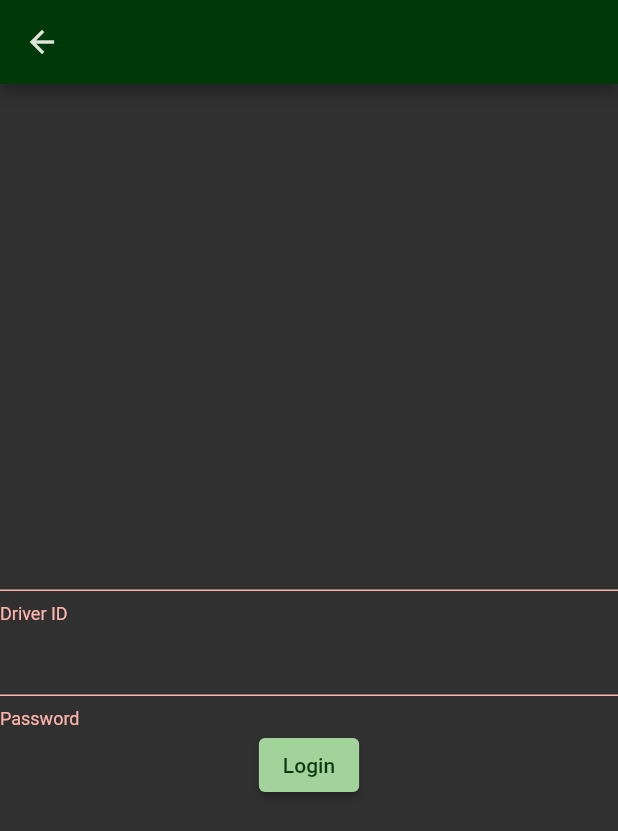
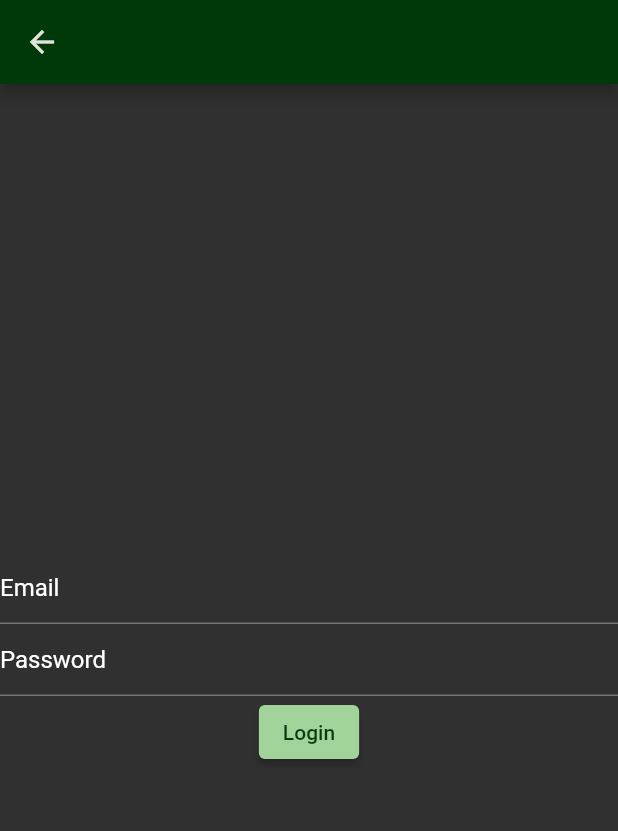
Before and after one commit to GruntWorkGames/riverpod_test, a Flutter app: the AuthPage screen opened directly, after a tap on "Login", on a phone screen of 412 x 824 dp. Shown: the top 831 px of the screen. Run offline on Flutter 3.47's test engine with Material 2 defaults, Android fonts, the phone set to English and light mode, and no system bars; our stand-ins replace flutter_cache_manager, flutter_riverpod; missing offline and left inert: pdf_viewer_plugin.

Commit message:
riverpod and auth page working

```diff
--- a/lib/auth_page.dart
+++ b/lib/auth_page.dart
@@ -1,17 +1,35 @@
 // ignore_for_file: must_be_immutable
 
-import 'dart:io';
 import 'package:flutter/material.dart';
 import 'package:flutter_riverpod/flutter_riverpod.dart';
-import 'package:http/http.dart';
 
 final formKey = GlobalKey<FormState>();
+
+class EmailNotifier extends StateNotifier<String> {
+  EmailNotifier() : super("Email");
+  void setEmail(String email) {
+    state = email;
+  }
+}
+
+class PasswordNotifier extends StateNotifier<String> {
+  PasswordNotifier() : super("Password");
+  void setPassword(String pw) {
+    state = pw;
+  }
+}
+
+final passwordProvider = StateNotifierProvider<PasswordNotifier, String>((ref) {
+  return PasswordNotifier();
+});
+
+final emailProvider = StateNotifierProvider<EmailNotifier, String>((ref) {
+  return EmailNotifier();
+});
 
 class AuthPage extends ConsumerWidget {
   AuthPage({super.key});
 
-  var password = "my client secret";
-  var driverID = "my client identifier";
   final tokenEndpoint =
       Uri.parse('https://mobileapi.nussbaum.com/api/DEMO/token');
 
@@ -22,13 +40,15 @@ class AuthPage extends ConsumerWidget {
   //   var headers = {'password': '', 'driverid': ''};
   // }
 
-  ElevatedButton submitButton(BuildContext context) {
+  ElevatedButton submitButton(BuildContext context, WidgetRef ref) {
     return ElevatedButton(
       onPressed: () {
         if (formKey.currentState!.validate()) {
-          driverID = emailController.value.text;
-          password = passwordController.value.text;
-          print('user: $driverID, password: $password');
+          ref.read(emailProvider.notifier).setEmail(emailController.value.text);
+          ref
+              .read(passwordProvider.notifier)
+              .setPassword(passwordController.value.text);
+          //print('user: $driverID, password: $password');
         }
 
         FocusScopeNode focus = FocusScope.of(context);
@@ -42,6 +62,9 @@ class AuthPage extends ConsumerWidget {
 
   @override
   Widget build(BuildContext context, WidgetRef ref) {
+    emailController.text = ref.watch(emailProvider);
+    passwordController.text = ref.watch(passwordProvider);
+
     return Scaffold(
       appBar: AppBar(),
       body: Form(
@@ -69,7 +92,7 @@ class AuthPage extends ConsumerWidget {
                 }
               },
             ),
-            submitButton(context),
+            submitButton(context, ref),
           ],
         ),
       ),
```
